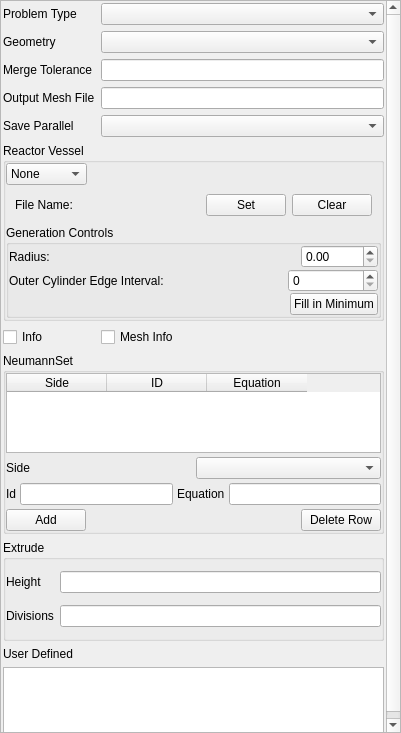
First picture: the form in Application/qCoreParameters.ui, repository Sprunth/RGG, before the edit.
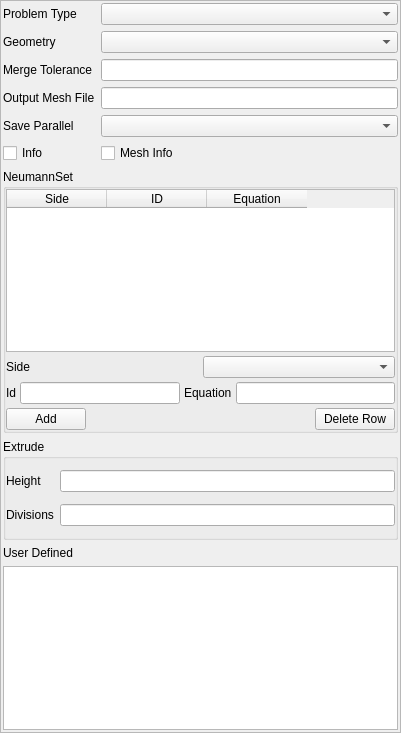
Second picture: the form after the edit.

Commit message: update this branch

What changed in the file:
```diff
--- a/Application/qCoreParameters.ui
+++ b/Application/qCoreParameters.ui
@@ -26,269 +26,42 @@
       <property name="geometry">
        <rect>
         <x>0</x>
-        <y>-52</y>
-        <width>384</width>
-        <height>783</height>
+        <y>0</y>
+        <width>399</width>
+        <height>731</height>
        </rect>
       </property>
       <layout class="QGridLayout" name="gridLayout_2">
        <property name="margin">
         <number>2</number>
        </property>
-       <item row="6" column="0" colspan="2">
-        <widget class="QGroupBox" name="OuterJacket">
-         <property name="title">
-          <string>Reactor Vessel</string>
+       <item row="6" column="1">
+        <widget class="QCheckBox" name="MeshInfo">
+         <property name="text">
+          <string>Mesh Info</string>
          </property>
-         <property name="checkable">
-          <bool>false</bool>
-         </property>
-         <property name="checked">
-          <bool>false</bool>
-         </property>
-         <layout class="QVBoxLayout" name="verticalLayout">
-          <property name="spacing">
-           <number>0</number>
+        </widget>
+       </item>
+       <item row="1" column="1">
+        <widget class="QComboBox" name="Geometry">
+         <item>
+          <property name="text">
+           <string/>
           </property>
-          <property name="margin">
-           <number>0</number>
+         </item>
+         <item>
+          <property name="text">
+           <string>Volume</string>
           </property>
-          <item>
-           <layout class="QHBoxLayout" name="horizontalLayout_5">
-            <item>
-             <widget class="QComboBox" name="JacketMode">
-              <item>
-               <property name="text">
-                <string>None</string>
-               </property>
-              </item>
-              <item>
-               <property name="text">
-                <string>External</string>
-               </property>
-              </item>
-              <item>
-               <property name="text">
-                <string>Generate</string>
-               </property>
-              </item>
-             </widget>
-            </item>
-            <item>
-             <spacer name="horizontalSpacer_5">
-              <property name="orientation">
-               <enum>Qt::Horizontal</enum>
-              </property>
-              <property name="sizeHint" stdset="0">
-               <size>
-                <width>40</width>
-                <height>20</height>
-               </size>
-              </property>
-             </spacer>
-            </item>
-           </layout>
-          </item>
-          <item>
-           <widget class="QWidget" name="FileName" native="true">
-            <layout class="QHBoxLayout" name="horizontalLayout">
-             <item>
-              <widget class="QLabel" name="label_11">
-               <property name="text">
-                <string>File Name:</string>
-               </property>
-              </widget>
-             </item>
-             <item>
-              <widget class="QLabel" name="Background">
-               <property name="text">
-                <string/>
-               </property>
-              </widget>
-             </item>
-             <item>
-              <spacer name="horizontalSpacer">
-               <property name="orientation">
-                <enum>Qt::Horizontal</enum>
-               </property>
-               <property name="sizeHint" stdset="0">
-                <size>
-                 <width>40</width>
-                 <height>20</height>
-                </size>
-               </property>
-              </spacer>
-             </item>
-             <item>
-              <widget class="QPushButton" name="BackgroundSetting">
-               <property name="toolTip">
-                <string/>
-               </property>
-               <property name="text">
-                <string>Set</string>
-               </property>
-              </widget>
-             </item>
-             <item>
-              <widget class="QPushButton" name="BackgroundClear">
-               <property name="text">
-                <string>Clear</string>
-               </property>
-               <property name="iconSize">
-                <size>
-                 <width>0</width>
-                 <height>0</height>
-                </size>
-               </property>
-              </widget>
-             </item>
-            </layout>
-           </widget>
-          </item>
-          <item>
-           <widget class="QGroupBox" name="GenerateControls">
-            <property name="minimumSize">
-             <size>
-              <width>0</width>
-              <height>0</height>
-             </size>
-            </property>
-            <property name="title">
-             <string>Generation Controls</string>
-            </property>
-            <property name="checkable">
-             <bool>false</bool>
-            </property>
-            <property name="checked">
-             <bool>false</bool>
-            </property>
-            <layout class="QVBoxLayout" name="verticalLayout_2">
-             <property name="spacing">
-              <number>1</number>
-             </property>
-             <property name="margin">
-              <number>0</number>
-             </property>
-             <item>
-              <layout class="QHBoxLayout" name="horizontalLayout_2">
-               <item>
-                <widget class="QLabel" name="label_13">
-                 <property name="text">
-                  <string>Radius:</string>
-                 </property>
-                </widget>
-               </item>
-               <item>
-                <spacer name="horizontalSpacer_2">
-                 <property name="orientation">
-                  <enum>Qt::Horizontal</enum>
-                 </property>
-                 <property name="sizeHint" stdset="0">
-                  <size>
-                   <width>40</width>
-                   <height>20</height>
-                  </size>
-                 </property>
-                </spacer>
-               </item>
-               <item>
-                <widget class="QDoubleSpinBox" name="RadiusBox">
-                 <property name="toolTip">
-                  <string>Set to 0.0 to disable generation</string>
-                 </property>
-                 <property name="decimals">
-                  <number>2</number>
-                 </property>
-                 <property name="maximum">
-                  <double>10000.000000000000000</double>
-                 </property>
-                </widget>
-               </item>
-              </layout>
-             </item>
-             <item>
-              <layout class="QHBoxLayout" name="horizontalLayout_4">
-               <item>
-                <widget class="QLabel" name="label_14">
-                 <property name="text">
-                  <string>Outer Cylinder Edge Interval:</string>
-                 </property>
-                </widget>
-               </item>
-               <item>
-                <spacer name="horizontalSpacer_4">
-                 <property name="orientation">
-                  <enum>Qt::Horizontal</enum>
-                 </property>
-                 <property name="sizeHint" stdset="0">
-                  <size>
-                   <width>40</width>
-                   <height>20</height>
-                  </size>
-                 </property>
-                </spacer>
-               </item>
-               <item>
-                <widget class="QSpinBox" name="OuterEdgeInterval">
-                 <property name="minimumSize">
-                  <size>
-                   <width>90</width>
-                   <height>0</height>
-                  </size>
-                 </property>
-                 <property name="toolTip">
-                  <string>Set to zero to disable generation</string>
-                 </property>
-                 <property name="minimum">
-                  <number>0</number>
-                 </property>
-                 <property name="maximum">
-                  <number>100000</number>
-                 </property>
-                 <property name="value">
-                  <number>0</number>
-                 </property>
-                </widget>
-               </item>
-              </layout>
-             </item>
-             <item>
-              <layout class="QHBoxLayout" name="horizontalLayout_3">
-               <item>
-                <spacer name="horizontalSpacer_3">
-                 <property name="orientation">
-                  <enum>Qt::Horizontal</enum>
-                 </property>
-                 <property name="sizeHint" stdset="0">
-                  <size>
-                   <width>40</width>
-                   <height>20</height>
-                  </size>
-                 </property>
-                </spacer>
-               </item>
-               <item>
-                <widget class="QPushButton" name="CalculateDefaults">
-                 <property name="text">
-                  <string>Fill in Minimum</string>
-                 </property>
-                </widget>
-               </item>
-              </layout>
-             </item>
-            </layout>
-           </widget>
-          </item>
-         </layout>
+         </item>
+         <item>
+          <property name="text">
+           <string>Surface</string>
+          </property>
+         </item>
         </widget>
        </item>
-       <item row="3" column="1">
-        <widget class="QLineEdit" name="OutputFile"/>
-       </item>
-       <item row="11" column="0" colspan="2">
-        <widget class="QPlainTextEdit" name="UnknownsVars"/>
-       </item>
-       <item row="9" column="0" colspan="2">
+       <item row="8" column="0" colspan="2">
         <widget class="QGroupBox" name="groupBox_2">
          <property name="minimumSize">
           <size>
@@ -339,121 +112,7 @@
          </property>
         </widget>
        </item>
-       <item row="10" column="0">
-        <widget class="QLabel" name="label_10">
-         <property name="text">
-          <string>User Defined</string>
-         </property>
-        </widget>
-       </item>
-       <item row="3" column="0">
-        <widget class="QLabel" name="label_12">
-         <property name="text">
-          <string>Output Mesh File</string>
-         </property>
-        </widget>
-       </item>
-       <item row="2" column="0">
-        <widget class="QLabel" name="label_3">
-         <property name="text">
-          <string>Merge Tolerance</string>
-         </property>
-        </widget>
-       </item>
-       <item row="0" column="0">
-        <widget class="QLabel" name="label">
-         <property name="text">
-          <string>Problem Type</string>
-         </property>
-        </widget>
-       </item>
-       <item row="7" column="1">
-        <widget class="QCheckBox" name="MeshInfo">
-         <property name="text">
-          <string>Mesh Info</string>
-         </property>
-        </widget>
-       </item>
-       <item row="1" column="1">
-        <widget class="QComboBox" name="Geometry">
-         <item>
-          <property name="text">
-           <string/>
-          </property>
-         </item>
-         <item>
-          <property name="text">
-           <string>Volume</string>
-          </property>
-         </item>
-         <item>
-          <property name="text">
-           <string>Surface</string>
-          </property>
-         </item>
-        </widget>
-       </item>
-       <item row="1" column="0">
-        <widget class="QLabel" name="label_2">
-         <property name="text">
-          <string>Geometry</string>
-         </property>
-        </widget>
-       </item>
-       <item row="0" column="1">
-        <widget class="QComboBox" name="ProblemType">
-         <item>
-          <property name="text">
-           <string/>
-          </property>
-         </item>
-         <item>
-          <property name="text">
-           <string>Geometry</string>
-          </property>
-         </item>
-         <item>
-          <property name="text">
-           <string>Mesh</string>
-          </property>
-         </item>
-        </widget>
-       </item>
-       <item row="7" column="0">
-        <widget class="QCheckBox" name="Info">
-         <property name="text">
-          <string>Info</string>
-         </property>
-        </widget>
-       </item>
-       <item row="4" column="1">
-        <widget class="QComboBox" name="SaveParallel">
-         <item>
-          <property name="text">
-           <string/>
-          </property>
-         </item>
-         <item>
-          <property name="text">
-           <string>Multiple</string>
-          </property>
-         </item>
-         <item>
-          <property name="text">
-           <string>Both</string>
-          </property>
-         </item>
-         <item>
-          <property name="text">
-           <string>One</string>
-          </property>
-         </item>
-        </widget>
-       </item>
-       <item row="2" column="1">
-        <widget class="QLineEdit" name="MergeTolerance"/>
-       </item>
-       <item row="8" column="0" colspan="2">
+       <item row="7" column="0" colspan="2">
         <widget class="QGroupBox" name="groupBox">
          <property name="minimumSize">
           <size>
@@ -588,6 +247,100 @@
          </layout>
         </widget>
        </item>
+       <item row="10" column="0" colspan="2">
+        <widget class="QPlainTextEdit" name="UnknownsVars"/>
+       </item>
+       <item row="9" column="0">
+        <widget class="QLabel" name="label_10">
+         <property name="text">
+          <string>User Defined</string>
+         </property>
+        </widget>
+       </item>
+       <item row="3" column="0">
+        <widget class="QLabel" name="label_12">
+         <property name="text">
+          <string>Output Mesh File</string>
+         </property>
+        </widget>
+       </item>
+       <item row="2" column="0">
+        <widget class="QLabel" name="label_3">
+         <property name="text">
+          <string>Merge Tolerance</string>
+         </property>
+        </widget>
+       </item>
+       <item row="0" column="0">
+        <widget class="QLabel" name="label">
+         <property name="text">
+          <string>Problem Type</string>
+         </property>
+        </widget>
+       </item>
+       <item row="1" column="0">
+        <widget class="QLabel" name="label_2">
+         <property name="text">
+          <string>Geometry</string>
+         </property>
+        </widget>
+       </item>
+       <item row="0" column="1">
+        <widget class="QComboBox" name="ProblemType">
+         <item>
+          <property name="text">
+           <string/>
+          </property>
+         </item>
+         <item>
+          <property name="text">
+           <string>Geometry</string>
+          </property>
+         </item>
+         <item>
+          <property name="text">
+           <string>Mesh</string>
+          </property>
+         </item>
+        </widget>
+       </item>
+       <item row="6" column="0">
+        <widget class="QCheckBox" name="Info">
+         <property name="text">
+          <string>Info</string>
+         </property>
+        </widget>
+       </item>
+       <item row="4" column="1">
+        <widget class="QComboBox" name="SaveParallel">
+         <item>
+          <property name="text">
+           <string/>
+          </property>
+         </item>
+         <item>
+          <property name="text">
+           <string>Multiple</string>
+          </property>
+         </item>
+         <item>
+          <property name="text">
+           <string>Both</string>
+          </property>
+         </item>
+         <item>
+          <property name="text">
+           <string>One</string>
+          </property>
+         </item>
+        </widget>
+       </item>
+       <item row="2" column="1">
+        <widget class="QLineEdit" name="MergeTolerance"/>
+       </item>
+       <item row="3" column="1">
+        <widget class="QLineEdit" name="OutputFile"/>
+       </item>
       </layout>
      </widget>
     </widget>
```
Left out of the diff: 2 changed lines with no effect on the pictures. The commit also changes 1 other file.
